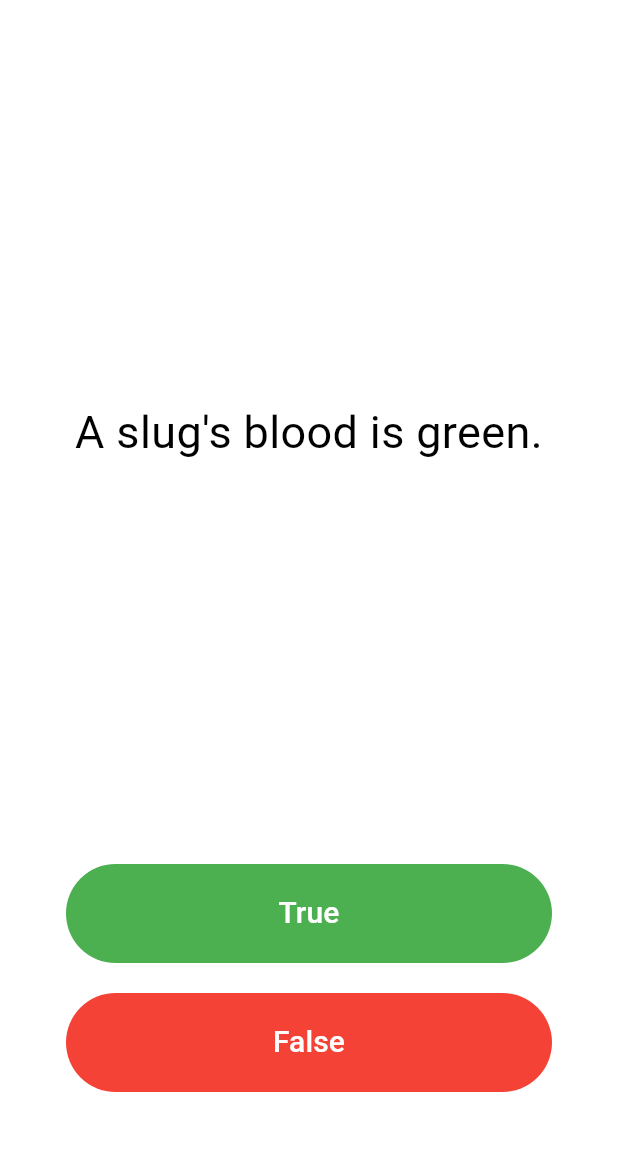
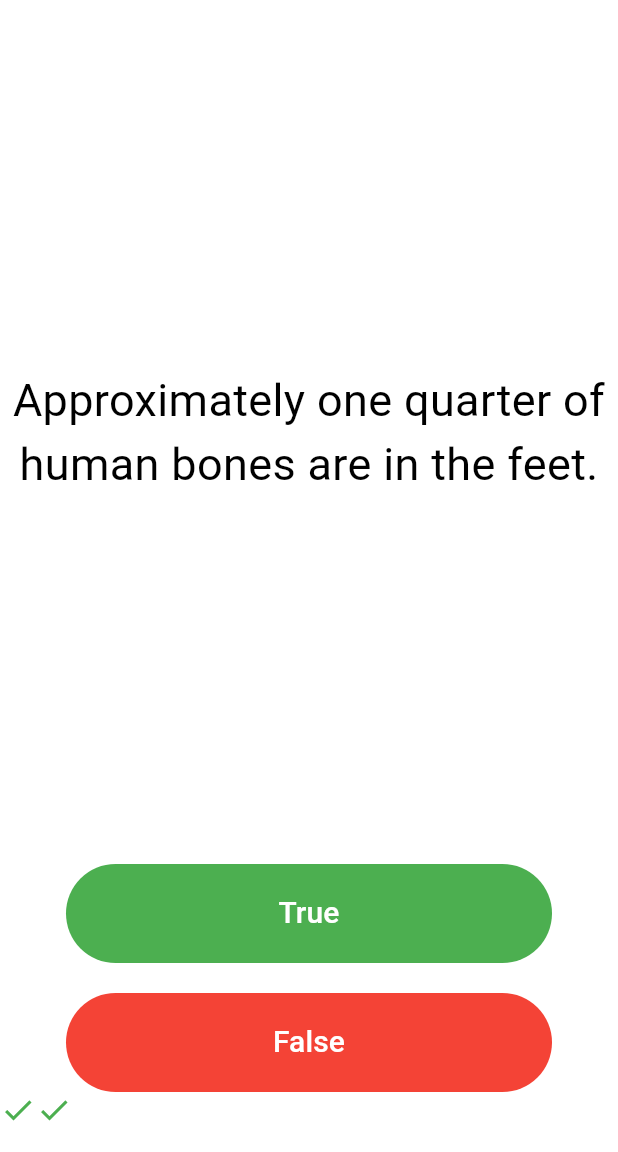
Before and after one commit to MNJTdhr/quizee, a Flutter app: the screen it shows after launch, after a tap on "True", after a tap on "False", on a phone screen of 412 x 824 dp, the part 84-1236 px from its top. Run offline on Flutter 3.47's test engine with Material 3 defaults, Android fonts, the light colour scheme and no system bars; our stand-ins replace rflutter_alert.

Commit message:
somewhat working

```diff
--- a/lib/quiz_brain.dart
+++ b/lib/quiz_brain.dart
@@ -1,18 +1,70 @@
+//quiz brain, um actually its data sheet
 import 'question.dart';
 
 class QuizBrain {
-  List<Question> questionBank = [
+  int _questionNumber = 0;
+  int _answerNumber = 0;
+
+  final List<Question> _questionBank = [
     Question(
-      quizQuestions: 'You can lead a cow down stairs but not up stairs.',
-      quizAnswers: false),
+        quizQuestions: 'Some cats are actually allergic to humans',
+        quizAnswers: true),
     Question(
-      quizQuestions: 'Approximately one quarter of human bones are in the feet.',
-      quizAnswers: true),
+        quizQuestions: 'You can lead a cow down stairs but not up stairs.',
+        quizAnswers: false),
     Question(
-      quizQuestions: 'A slug\'s blood is green.',
-      quizAnswers: true),
+        quizQuestions:
+            'Approximately one quarter of human bones are in the feet.',
+        quizAnswers: true),
+    Question(quizQuestions: 'A slug\'s blood is green.', quizAnswers: true),
     Question(
-      quizQuestions: 'The End',
-      quizAnswers: false),
+        quizQuestions: 'Buzz Aldrin\'s mother\'s maiden name was "Moon".',
+        quizAnswers: true),
+    Question(
+        quizQuestions: 'It is illegal to pee in the Ocean in Portugal.',
+        quizAnswers: true),
+    Question(
+        quizQuestions:
+            'No piece of square dry paper can be folded in half more than 7 times.',
+        quizAnswers: false),
+    Question(
+        quizQuestions:
+            'In London, UK, if you happen to die in the House of Parliament, you are technically entitled to a state funeral, because the building is considered too sacred a place.',
+        quizAnswers: true),
+    Question(
+        quizQuestions:
+            'The loudest sound produced by any animal is 188 decibels. That animal is the African Elephant.',
+        quizAnswers: false),
+    Question(
+        quizQuestions:
+            'The total surface area of two human lungs is approximately 70 square metres.',
+        quizAnswers: true),
+    Question(
+        quizQuestions: 'Google was originally called "Backrub".',
+        quizAnswers: true),
+    Question(
+        quizQuestions:
+            'Chocolate affects a dog\'s heart and nervous system; a few ounces are enough to kill a small dog.',
+        quizAnswers: true),
+    Question(
+        quizQuestions:
+            'In West Virginia, USA, if you accidentally hit an animal with your car, you are free to take it home to eat.',
+        quizAnswers: true),
+    Question(quizQuestions: 'The End', quizAnswers: false),
   ];
+
+  void nextQuestion() {
+    if (_questionNumber < _questionBank.length - 1) {
+      _questionNumber++;
+      _answerNumber++;
+    }
+  }
+
+  String getquestionText() {
+    return _questionBank[_questionNumber].quizQuestions;
+  }
+
+  bool getquestionAnswer() {
+    return _questionBank[_answerNumber].quizAnswers;
+  }
 }
--- a/lib/quiz_page.dart
+++ b/lib/quiz_page.dart
@@ -2,7 +2,7 @@
 import 'package:flutter/material.dart';
 import 'quiz_brain.dart';
 
-QuizBrain quizBrain = QuizBrain();    //an object of quizbrain
+QuizBrain quizBrain = QuizBrain(); //an object of quizbrain
 
 class QuizPage extends StatefulWidget {
   const QuizPage({super.key});
@@ -14,8 +14,29 @@
 class _QuizPageState extends State<QuizPage> {
   List<Icon> scoreKeeper = [];
 
-  int questionNumber = 0;
-  int answerNumber = 0;
+  void checkAnswer(bool answerFromUser) {
+    bool correctAns = quizBrain.getquestionAnswer();
+    setState(
+      () {
+        if (correctAns == answerFromUser) {
+          scoreKeeper.add(
+            Icon(
+              Icons.check,
+              color: Colors.green,
+            ),
+          );
+        } else {
+          scoreKeeper.add(
+            Icon(
+              Icons.close,
+              color: Colors.red,
+            ),
+          );
+        }
+        quizBrain.nextQuestion();
+      },
+    );
+  }
 
   @override
   Widget build(BuildContext context) {
@@ -29,7 +50,7 @@
               width: double.infinity,
               child: Center(
                 child: Text(
-                  quizBrain.questionBank[questionNumber].quizQuestions,
+                  quizBrain.getquestionText(),
                   style: TextStyle(
                     color: Colors.black,
                     fontSize: 30,
@@ -47,17 +68,7 @@
                   child: TextButton(
                     style: TextButton.styleFrom(backgroundColor: Colors.green),
                     onPressed: () {
-                      if (quizBrain.questionBank[answerNumber].quizAnswers == true) {
-                        debugPrint("correct");
-                      } else {
-                        debugPrint("wrong");
-                      }
-                      setState(
-                        () {
-                          questionNumber++;
-                          answerNumber++;
-                        },
-                      );
+                      checkAnswer(true);
                     },
                     child: SizedBox(
                       width: 300,
@@ -82,17 +93,7 @@
                   child: TextButton(
                     style: TextButton.styleFrom(backgroundColor: Colors.red),
                     onPressed: () {
-                      if (quizBrain.questionBank[answerNumber].quizAnswers == false) {
-                        debugPrint("Correct");
-                      } else {
-                        debugPrint("wrong");
-                      }
-                      setState(
-                        () {
-                          questionNumber++;
-                          answerNumber++;
-                        },
-                      );
+                      checkAnswer(false);
                     },
                     child: SizedBox(
                       width: 300,
@@ -110,6 +111,9 @@
                     ),
                   ),
                 ),
+                Row(
+                  children: scoreKeeper,
+                ),
               ],
             ),
           ),
```
Also changed, not shown: lib/t/main_t.dart (added, +152 -0 lines), lib/t/quiz_braint.dart (added, +43 -0 lines).
